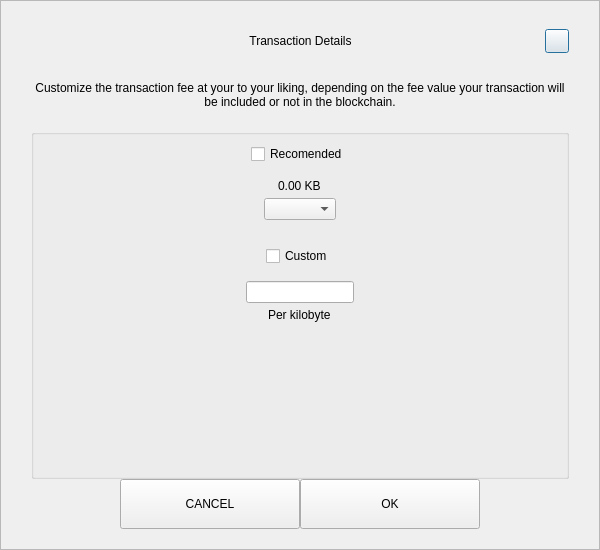
The window that src/qt/forms/sendcustomfeedialog.ui (eons-finance/ALQO) describes before a commit, drawn with Qt 5.
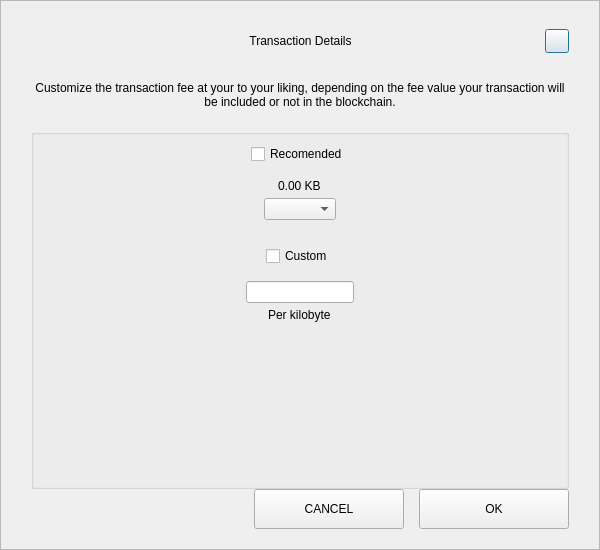
The same window after the commit.

```diff
--- a/src/qt/forms/sendcustomfeedialog.ui
+++ b/src/qt/forms/sendcustomfeedialog.ui
@@ -306,7 +306,10 @@
        </widget>
       </item>
       <item>
-       <layout class="QHBoxLayout" name="horizontalLayout" stretch="1,2,2,1">
+       <layout class="QHBoxLayout" name="horizontalLayout" stretch="0,0,0">
+        <property name="spacing">
+         <number>15</number>
+        </property>
         <item>
          <spacer name="horizontalSpacer1">
           <property name="orientation">
@@ -324,8 +327,8 @@
          <widget class="QPushButton" name="btnCancel">
           <property name="minimumSize">
            <size>
-            <width>180</width>
-            <height>50</height>
+            <width>150</width>
+            <height>40</height>
            </size>
           </property>
           <property name="text">
@@ -337,8 +340,8 @@
          <widget class="QPushButton" name="btnSave">
           <property name="minimumSize">
            <size>
-            <width>180</width>
-            <height>50</height>
+            <width>150</width>
+            <height>40</height>
            </size>
           </property>
           <property name="text">
@@ -346,19 +349,6 @@
           </property>
          </widget>
         </item>
-        <item>
-         <spacer name="horizontalSpacer_2">
-          <property name="orientation">
-           <enum>Qt::Horizontal</enum>
-          </property>
-          <property name="sizeHint" stdset="0">
-           <size>
-            <width>40</width>
-            <height>20</height>
-           </size>
-          </property>
-         </spacer>
-        </item>
        </layout>
       </item>
      </layout>
```
